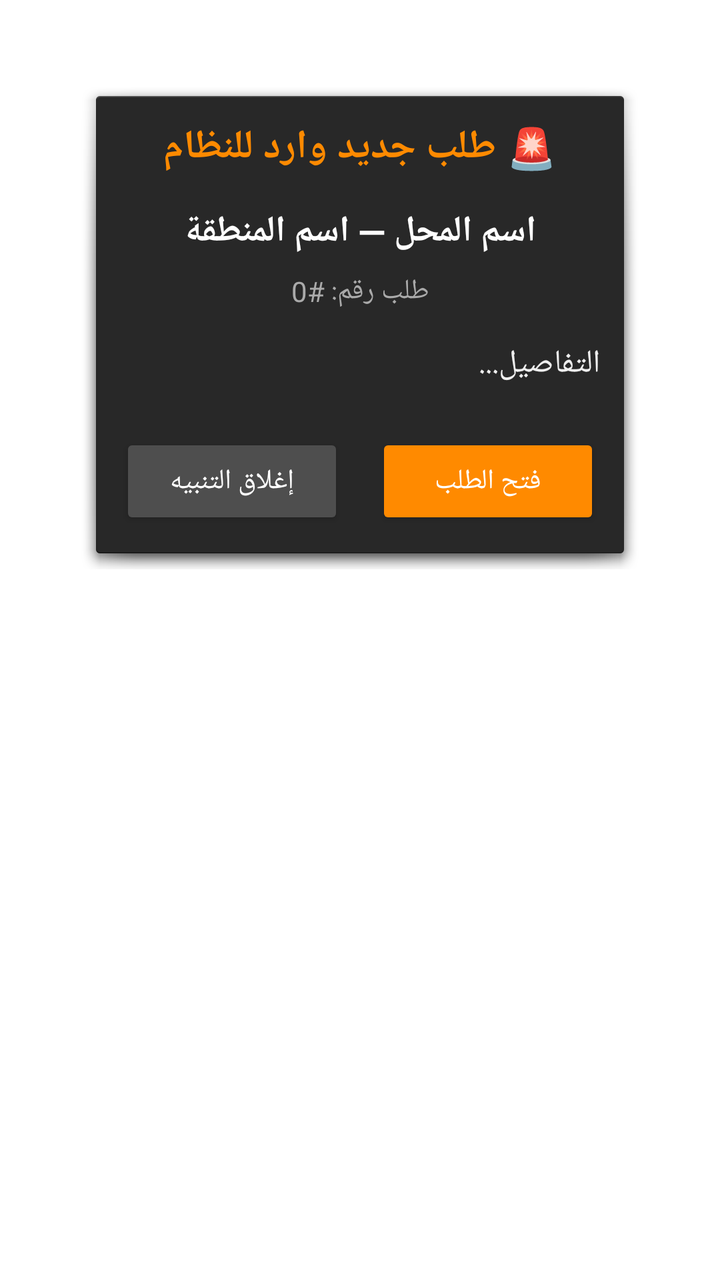
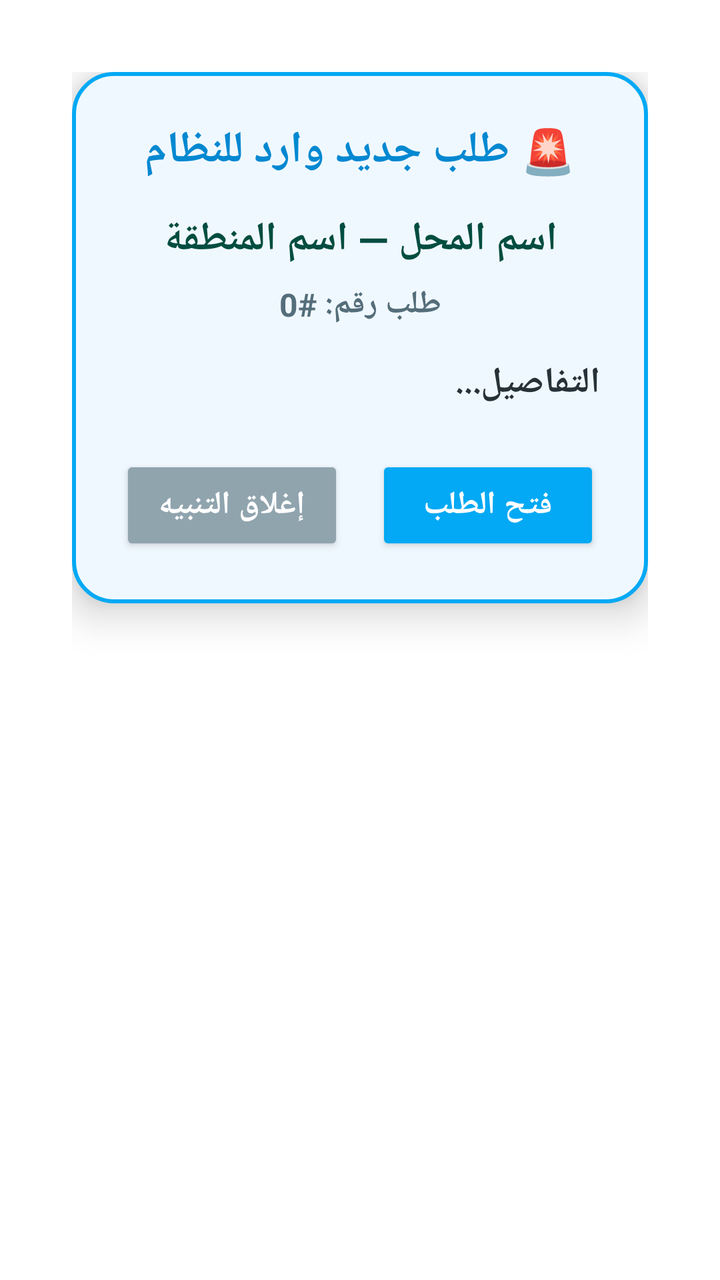

Before-and-after screenshots of an Android layout around one commit, followed by the original layout XML and the change that was made.
<!-- AndroidManifest.xml: activity theme Theme.AppCompat.Dialog -->
<!-- res/layout/activity_order_alert.xml -->
<?xml version="1.0" encoding="utf-8"?>
<LinearLayout xmlns:android="http://schemas.android.com/apk/res/android"
    android:layout_width="match_parent"
    android:layout_height="wrap_content"
    android:orientation="vertical"
    android:padding="24dp"
    android:background="@android:color/transparent"
    android:layout_gravity="center">

    <LinearLayout
        android:layout_width="match_parent"
        android:layout_height="wrap_content"
        android:orientation="vertical"
        android:padding="20dp"
        android:background="@android:drawable/dialog_holo_dark_frame"
        android:elevation="8dp">

        
        <TextView
            android:id="@+id/tvAlertHeader"
            android:layout_width="match_parent"
            android:layout_height="wrap_content"
            android:text="🚨 طلب جديد وارد للنظام"
            android:textColor="#FF8A00"
            android:textSize="20sp"
            android:textStyle="bold"
            android:gravity="center"
            android:layout_marginBottom="16dp" />

        
        <TextView
            android:id="@+id/tvAlertTitle"
            android:layout_width="match_parent"
            android:layout_height="wrap_content"
            android:text="اسم المحل — اسم المنطقة"
            android:textColor="#FFFFFF"
            android:textSize="18sp"
            android:textStyle="bold"
            android:gravity="center"
            android:layout_marginBottom="8dp" />

        
        <TextView
            android:id="@+id/tvOrderNumber"
            android:layout_width="match_parent"
            android:layout_height="wrap_content"
            android:text="طلب رقم: #0"
            android:textColor="#AAAAAA"
            android:textSize="14sp"
            android:gravity="center"
            android:layout_marginBottom="16dp" />

        
        <TextView
            android:id="@+id/tvOrderDetails"
            android:layout_width="match_parent"
            android:layout_height="wrap_content"
            android:text="التفاصيل..."
            android:textColor="#EFEFEF"
            android:textSize="16sp"
            android:lineSpacingExtra="6dp"
            android:gravity="right"
            android:layout_marginBottom="24dp" />

        
        <LinearLayout
            android:layout_width="match_parent"
            android:layout_height="wrap_content"
            android:orientation="horizontal"
            android:gravity="center">

            
            <Button
                android:id="@+id/btnCloseAlert"
                android:layout_width="0dp"
                android:layout_height="wrap_content"
                android:layout_weight="1"
                android:text="إغلاق التنبيه"
                android:textColor="#FFFFFF"
                android:backgroundTint="#4E4E4E"
                android:layout_marginEnd="8dp" />

            
            <Button
                android:id="@+id/btnOpenApp"
                android:layout_width="0dp"
                android:layout_height="wrap_content"
                android:layout_weight="1"
                android:text="فتح الطلب"
                android:textColor="#FFFFFF"
                android:backgroundTint="#FF8A00"
                android:layout_marginStart="8dp" />

        </LinearLayout>

    </LinearLayout>

</LinearLayout>
<!-- resources referenced by this layout -->
<resources>

</resources>

<!-- the commit's change to res/layout/activity_order_alert.xml (unified diff, before → after) -->
@@ -3,7 +3,7 @@
     android:layout_width="match_parent"
     android:layout_height="wrap_content"
     android:orientation="vertical"
-    android:padding="24dp"
+    android:padding="20dp"
     android:background="@android:color/transparent"
     android:layout_gravity="center">
 
@@ -11,9 +11,9 @@
         android:layout_width="match_parent"
         android:layout_height="wrap_content"
         android:orientation="vertical"
-        android:padding="20dp"
-        android:background="@android:drawable/dialog_holo_dark_frame"
-        android:elevation="8dp">
+        android:padding="24dp"
+        android:background="@drawable/bg_alert"
+        android:elevation="12dp">
 
         
         <TextView
@@ -21,8 +21,8 @@
             android:layout_width="match_parent"
             android:layout_height="wrap_content"
             android:text="🚨 طلب جديد وارد للنظام"
-            android:textColor="#FF8A00"
-            android:textSize="20sp"
+            android:textColor="#0288D1"
+            android:textSize="22sp"
             android:textStyle="bold"
             android:gravity="center"
             android:layout_marginBottom="16dp" />
@@ -33,8 +33,8 @@
             android:layout_width="match_parent"
             android:layout_height="wrap_content"
             android:text="اسم المحل — اسم المنطقة"
-            android:textColor="#FFFFFF"
-            android:textSize="18sp"
+            android:textColor="#004D40"
+            android:textSize="20sp"
             android:textStyle="bold"
             android:gravity="center"
             android:layout_marginBottom="8dp" />
@@ -45,8 +45,9 @@
             android:layout_width="match_parent"
             android:layout_height="wrap_content"
             android:text="طلب رقم: #0"
-            android:textColor="#AAAAAA"
-            android:textSize="14sp"
+            android:textColor="#546E7A"
+            android:textSize="16sp"
+            android:textStyle="bold"
             android:gravity="center"
             android:layout_marginBottom="16dp" />
 
@@ -56,9 +57,10 @@
             android:layout_width="match_parent"
             android:layout_height="wrap_content"
             android:text="التفاصيل..."
-            android:textColor="#EFEFEF"
-            android:textSize="16sp"
-            android:lineSpacingExtra="6dp"
+            android:textColor="#263238"
+            android:textSize="18sp"
+            android:textStyle="bold"
+            android:lineSpacingExtra="8dp"
             android:gravity="right"
             android:layout_marginBottom="24dp" />
 
@@ -73,22 +75,26 @@
             <Button
                 android:id="@+id/btnCloseAlert"
                 android:layout_width="0dp"
-                android:layout_height="wrap_content"
+                android:layout_height="50dp"
                 android:layout_weight="1"
                 android:text="إغلاق التنبيه"
                 android:textColor="#FFFFFF"
-                android:backgroundTint="#4E4E4E"
+                android:textSize="16sp"
+                android:textStyle="bold"
+                android:backgroundTint="#90A4AE"
                 android:layout_marginEnd="8dp" />
 
             
             <Button
                 android:id="@+id/btnOpenApp"
                 android:layout_width="0dp"
-                android:layout_height="wrap_content"
+                android:layout_height="50dp"
                 android:layout_weight="1"
                 android:text="فتح الطلب"
                 android:textColor="#FFFFFF"
-                android:backgroundTint="#FF8A00"
+                android:textSize="16sp"
+                android:textStyle="bold"
+                android:backgroundTint="#03A9F4"
                 android:layout_marginStart="8dp" />
 
         </LinearLayout>
<!-- resource entries referenced after the edit -->
@@ -1,5 +1,12 @@
 <!-- resources referenced by this layout -->
 <resources>
-
+  <!-- drawable bg_alert (drawable) -->
+  <?xml version="1.0" encoding="utf-8"?>
+  <shape xmlns:android="http://schemas.android.com/apk/res/android"
+      android:shape="rectangle">
+      <solid android:color="#F0F8FF" /> 
+      <corners android:radius="20dp" /> 
+      <stroke android:width="2dp" android:color="#03A9F4" /> 
+  </shape>
 </resources>
 
